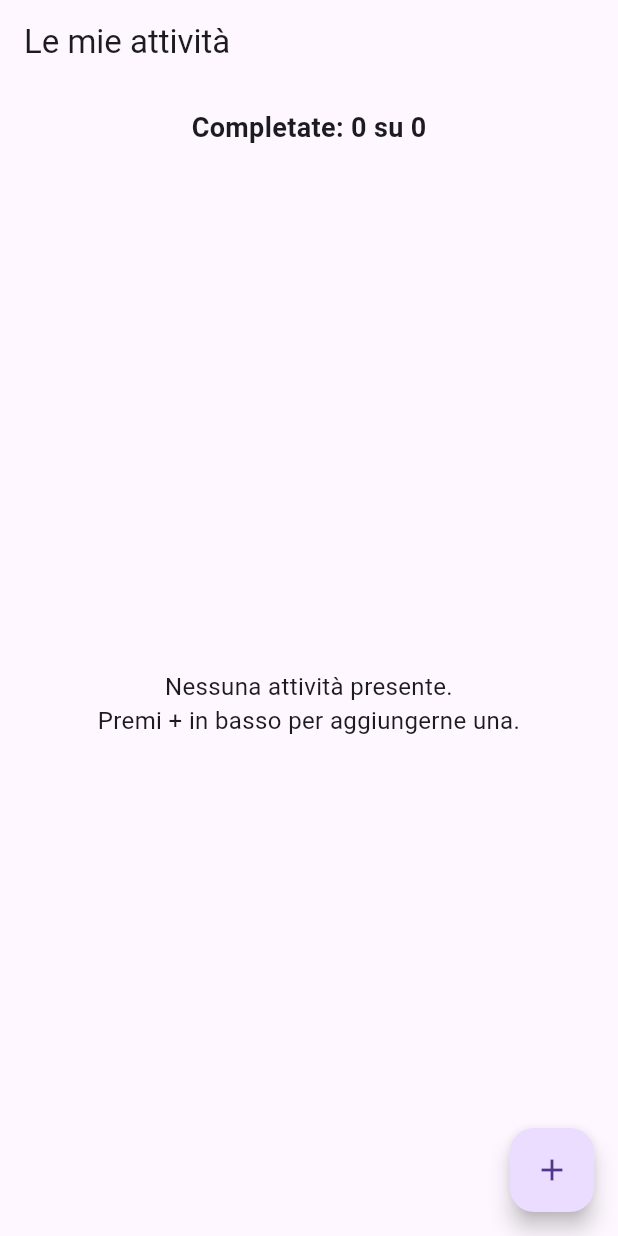
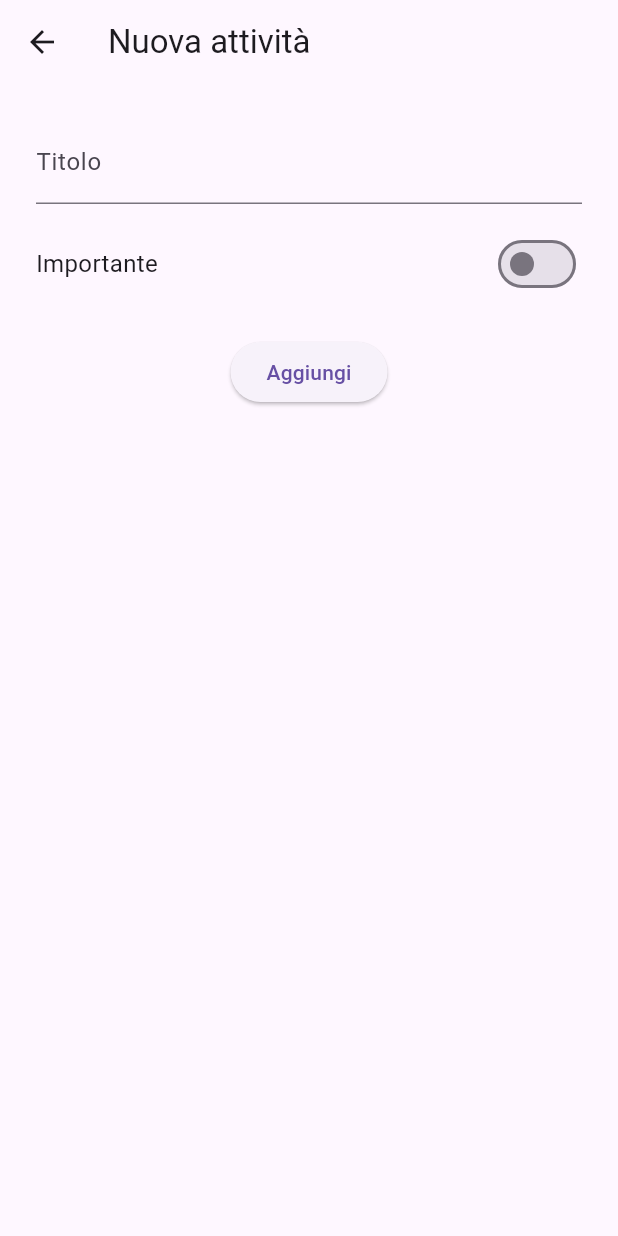
Before and after one commit to kappino/EMAD, a Flutter app: the screen it shows after launch, after a tap on the "add" icon, on a phone screen of 412 x 824 dp. Run offline on Flutter 3.47's test engine with Material 3 defaults, Android fonts, the phone set to English and light mode, and no system bars.

Commit message:
feat: add TodoListScreen and AddTodoScreen for task management

```diff
--- a/task2/lib/screens/add_todo_screen.dart
+++ b/task2/lib/screens/add_todo_screen.dart
@@ -0,0 +1,90 @@
+import 'package:flutter/material.dart';
+
+import '../models/todo.dart';
+
+class AddTodoScreen extends StatefulWidget {
+  //Scenario S1 - Aggiunta nuova attivitò
+  const AddTodoScreen({super.key});
+
+  @override
+  State<AddTodoScreen> createState() => _AddTodoScreenState();
+}
+
+class _AddTodoScreenState extends State<AddTodoScreen> {
+  // Controller per leggere il testo in TextField
+  final _titleController = TextEditingController();
+
+  bool _isImportant = false;
+  bool _showError = false;
+
+  @override
+  void dispose() {
+    //Pulisce le risorse del controller quando si chiude la schermata
+    _titleController.dispose();
+    super.dispose();
+  }
+
+  void _conferma() {
+    final titolo = _titleController.text.trim();
+
+    //Se il titolo è mancante segnaliamo l'errore e non creaiamo l'attività
+    if (titolo.isEmpty) {
+      setState(() {
+        _showError = true;
+      });
+      return;
+    }
+
+    // Crea l'oggetto Todo e lo restituisce alla schermata precedente
+    final nuovaAttivita = Todo(title: titolo, isImportant: _isImportant);
+    Navigator.pop(context, nuovaAttivita);
+  }
+
+  @override
+  Widget build(BuildContext context) {
+    return Scaffold(
+      appBar: AppBar(
+        //Aggiunge automaticamente la freccia indietro per l'abort
+        title: const Text('Nuova attività'),
+      ),
+      body: Padding(
+        padding: const EdgeInsets.all(24),
+        child: Column(
+          children: [
+            TextField(
+              controller: _titleController,
+              decoration: InputDecoration(
+                labelText: 'Titolo',
+                errorText: _showError ? 'Inserisci un titolo' : null,
+              ),
+              //Quando l'utente corregge il titolo l'errore scompare
+              onChanged: (value) {
+                if (_showError && value.trim().isNotEmpty) {
+                  setState(() {
+                    _showError = false;
+                  });
+                }
+              },
+            ),
+            const SizedBox(height: 16),
+            //riga orizzontale con testo e switch
+            Row(
+              mainAxisAlignment: MainAxisAlignment.spaceBetween,
+              children: [
+                const Text('Importante', style: TextStyle(fontSize: 16)),
+                Switch(
+                  value: _isImportant,
+                  onChanged: (valore) => setState(() {
+                    _isImportant = valore;
+                  }),
+                ),
+              ],
+            ),
+            const SizedBox(height: 24),
+            ElevatedButton(onPressed: _conferma, child: const Text('Aggiungi')),
+          ],
+        ),
+      ),
+    );
+  }
+}
--- a/task2/lib/screens/todo_list_screen.dart
+++ b/task2/lib/screens/todo_list_screen.dart
@@ -1,5 +1,6 @@
 import 'package:flutter/material.dart';
 
+import 'add_todo_screen.dart';
 import '../models/todo.dart';
 
 class TodoListScreen extends StatefulWidget {
@@ -54,7 +55,23 @@ class _TodoListScreenState extends State<TodoListScreen> {
         ],
       ),
       floatingActionButton: FloatingActionButton(
-        onPressed: () {},
+        onPressed: () async {
+          // Apre AddTodoScreen e attende il risultato
+          final risultato = await Navigator.push<Todo>(
+            context,
+            MaterialPageRoute(builder: (_) => const AddTodoScreen()),
+          );
+          //Se la schermata è stata chiusa o risultato == null non fare nulla
+          if (!context.mounted || risultato == null) return;
+          //altrimenti aggiungi l'attività in lista e aggiorna
+          setState(() {
+            _todos.add(risultato);
+          });
+          //Mostra il mess di conferma
+          ScaffoldMessenger.of(context).showSnackBar(
+            SnackBar(content: Text('Attività ${risultato.title} aggiunta')),
+          );
+        },
         child: const Icon(Icons.add),
       ),
     );
```
